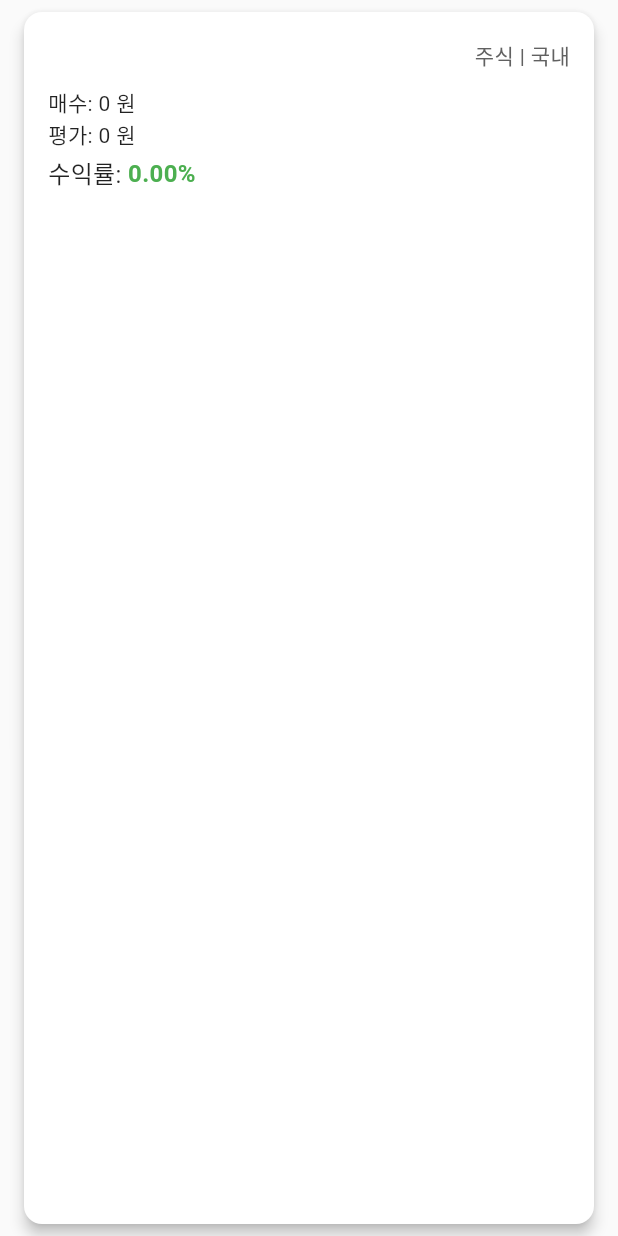
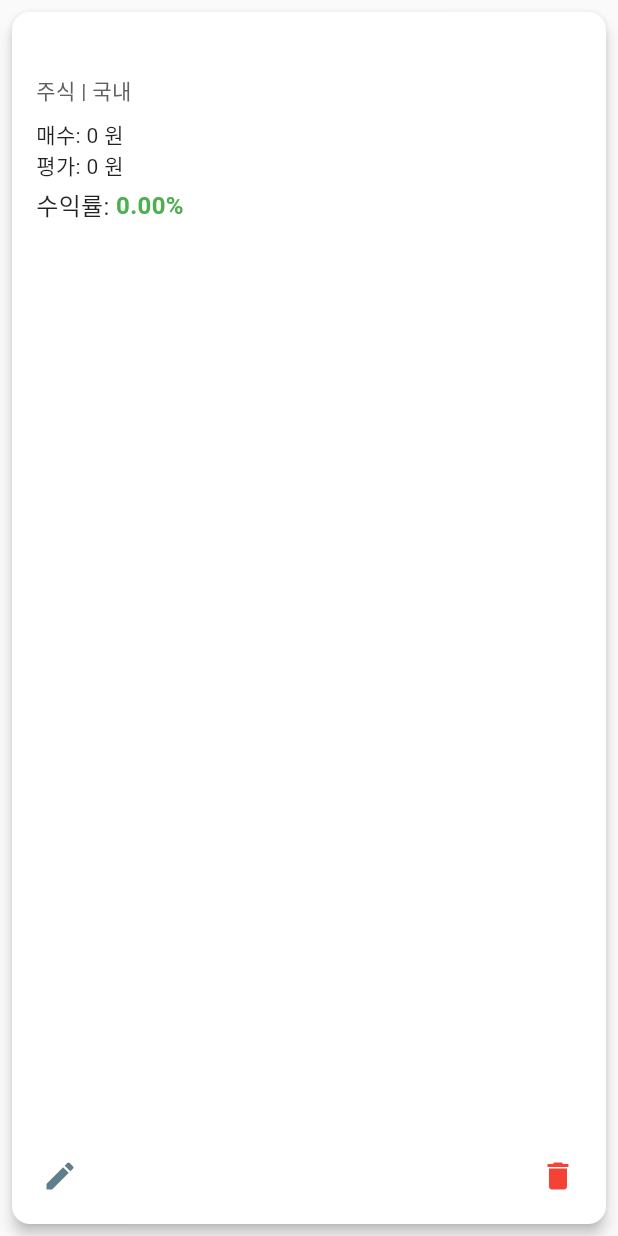
Before and after one commit to wrathofhorde/flutter, a Flutter app: the AssetCard widget shown alone on an empty page, opened directly with empty values, on a phone screen of 412 x 824 dp. Run offline on Flutter 3.47's test engine with Material 3 defaults, Android fonts, the phone set to English and light mode, and no system bars; our stand-ins replace csv, fl_chart, permission_handler, responsive_framework, sqflite, sqflite_common_ffi; missing offline and left inert: sqlite3, window_manager; accounts and stored records are empty.

Commit message:
change asset

```diff
--- a/assets_snapshot/lib/models/asset.dart
+++ b/assets_snapshot/lib/models/asset.dart
@@ -1,29 +1,17 @@
 // lib/models/asset.dart
 
-// 1. 자산(종목)의 투자 지역을 정의하는 enum 추가
-enum AssetLocation {
-  domestic, // 국내
-  overseas, // 해외
-}
+import 'package:assets_snapshot/models/account.dart'; // Account 모델 임포트 (필요하다면)
 
-// 기존 AssetType enum (유지)
-enum AssetType {
-  stock, // 주식
-  crypto, // 가상화폐
-  deposit, // 예금
-  bond, // 채권
-  fund, // 펀드
-  etf, // ETF
-  wrap, // Wrap
-  other, // 기타
-}
+enum AssetType { stock, crypto, deposit, bond, fund, etf, wrap, other }
+
+enum AssetLocation { domestic, overseas }
 
 class Asset {
   int? id;
-  int accountId; // 어느 계좌에 속하는지
+  int accountId; // 주의: Dart 필드명은 camelCase (accountId)
   String name;
   AssetType assetType;
-  AssetLocation assetLocation;
+  AssetLocation assetLocation; // 새 컬럼 추가
   String? memo;
   int? purchasePrice;
   int? currentValue;
@@ -34,20 +22,21 @@ class Asset {
     required this.accountId,
     required this.name,
     required this.assetType,
-    required this.assetLocation,
+    this.assetLocation = AssetLocation.domestic, // 기본값 설정
     this.memo,
     this.purchasePrice,
     this.currentValue,
     this.lastProfitRate,
   });
 
+  // Map으로 변환
   Map<String, dynamic> toMap() {
     return {
       'id': id,
-      'accountId': accountId,
+      'account_id': accountId, // !!! 여기서 'account_id'로 변경 !!!
       'name': name,
-      'assetType': assetType.name,
-      'asset_location': assetLocation.name,
+      'asset_type': assetType.toString().split('.').last,
+      'asset_location': assetLocation.toString().split('.').last, // 새 컬럼
       'memo': memo,
       'purchasePrice': purchasePrice,
       'currentValue': currentValue,
@@ -55,31 +44,60 @@ class Asset {
     };
   }
 
+  // Map에서 Asset 객체 생성
   factory Asset.fromMap(Map<String, dynamic> map) {
     return Asset(
       id: map['id'] as int?,
-      accountId: map['accountId'] as int,
+      accountId: map['account_id'] as int, // !!! 여기서 'account_id'로 변경 !!!
       name: map['name'] as String,
       assetType: AssetType.values.firstWhere(
-        (e) => e.name == map['assetType'],
-        orElse: () => AssetType.other,
+        (e) => e.toString().split('.').last == map['asset_type'],
       ),
-      // !!! fromMap()에 추가: String에서 enum으로 변환. 기본값 'domestic' 처리 !!!
       assetLocation: AssetLocation.values.firstWhere(
-        (e) =>
-            e.name ==
-            map['asset_location'], // 'domestic' 또는 'overseas' 문자열을 enum으로
-        orElse: () => AssetLocation.domestic, // 찾지 못할 경우 기본값 'domestic'
+        (e) => e.toString().split('.').last == map['asset_location'],
+        orElse: () => AssetLocation.domestic, // 기본값 처리
       ),
       memo: map['memo'] as String?,
-      purchasePrice: map['purchasePrice'] as int?,
-      currentValue: map['currentValue'] as int?,
-      lastProfitRate: map['lastProfitRate'] as double?,
+      purchasePrice: map['purchasePrice'] != null
+          ? (map['purchasePrice'] as num).toInt()
+          : null,
+      currentValue: map['currentValue'] != null
+          ? (map['currentValue'] as num).toInt()
+          : null,
+      lastProfitRate: map['lastProfitRate'] != null
+          ? (map['lastProfitRate'] as num).toDouble()
+          : null,
     );
   }
 
+  // toString (디버깅 용이)
   @override
   String toString() {
-    return 'Asset(id: $id, accountId: $accountId, name: $name, assetType: ${assetType.name}, assetLocation: ${assetLocation.name}, memo: $memo, purchasePrice: $purchasePrice, currentValue: $currentValue, lastProfitRate: $lastProfitRate)';
+    return 'Asset(id: $id, accountId: $accountId, name: $name, assetType: $assetType, assetLocation: $assetLocation, memo: $memo, purchasePrice: $purchasePrice, currentValue: $currentValue, lastProfitRate: $lastProfitRate)';
+  }
+
+  // 데이터 업데이트를 위한 copyWith 메서드
+  Asset copyWith({
+    int? id,
+    int? accountId,
+    String? name,
+    AssetType? assetType,
+    AssetLocation? assetLocation,
+    String? memo,
+    int? purchasePrice,
+    int? currentValue,
+    double? lastProfitRate,
+  }) {
+    return Asset(
+      id: id ?? this.id,
+      accountId: accountId ?? this.accountId,
+      name: name ?? this.name,
+      assetType: assetType ?? this.assetType,
+      assetLocation: assetLocation ?? this.assetLocation,
+      memo: memo ?? this.memo,
+      purchasePrice: purchasePrice ?? this.purchasePrice,
+      currentValue: currentValue ?? this.currentValue,
+      lastProfitRate: lastProfitRate ?? this.lastProfitRate,
+    );
   }
 }
--- a/assets_snapshot/lib/widgets/asset_card.dart
+++ b/assets_snapshot/lib/widgets/asset_card.dart
@@ -52,7 +52,7 @@ class AssetCard extends StatelessWidget {
   @override
   Widget build(BuildContext context) {
     return Card(
-      margin: const EdgeInsets.symmetric(vertical: 8.0, horizontal: 16.0),
+      margin: const EdgeInsets.symmetric(vertical: 8.0, horizontal: 8.0),
       elevation: 4,
       shape: RoundedRectangleBorder(borderRadius: BorderRadius.circular(12)),
       child: InkWell(
@@ -67,48 +67,48 @@ class AssetCard extends StatelessWidget {
               ),
             ),
           );
-          // 비동기 작업 (Navigator.push) 후 context 사용 전에 mounted 확인
           if (result == true && context.mounted) {
-            // !!! mounted 체크 추가 !!!
-            // 스냅샷 저장 후 목록 업데이트 (AssetCalculatorScreen에서 pop(true) 시)
             onAssetUpdated();
           }
         },
         onLongPress: () {
-          _showAssetOptions(context); // 길게 누르면 옵션 메뉴 표시
+          _showAssetOptions(context); // 길게 누르면 옵션 메뉴 표시 (기존 기능 유지)
         },
-        child: Padding(
-          padding: const EdgeInsets.all(16.0),
+        child: Stack(
+          // 아이콘을 카드 위에 겹쳐서 배치하기 위해 Stack 사용
+          children: [
+            Padding(
+              padding: const EdgeInsets.all(16),
               child: Column(
                 crossAxisAlignment: CrossAxisAlignment.start,
                 children: [
-              Row(
-                mainAxisAlignment: MainAxisAlignment.spaceBetween,
-                children: [
-                  Expanded(
-                    child: Text(
+                  // 종목명 (단독 한 줄)
+                  Text(
                     asset.name,
                     style: const TextStyle(
-                        fontSize: 18,
+                      fontSize: 16,
                       fontWeight: FontWeight.bold,
                     ),
-                      overflow: TextOverflow.ellipsis,
+                    maxLines: 1, // 한 줄로 제한
+                    overflow: TextOverflow.ellipsis, // 넘치면 ...으로 표시
                   ),
-                  ),
-                  // 자산 유형과 투자 지역 표시
+                  const SizedBox(height: 4), // 종목명과 부가 정보 사이의 간격
+                  // 자산 유형과 투자 지역 (다음 줄)
                   Text(
                     '${_assetTypeToKorean(asset.assetType)} | ${_assetLocationToKorean(asset.assetLocation)}',
                     style: TextStyle(fontSize: 14, color: Colors.grey[700]),
                   ),
-                ],
-              ),
                   const SizedBox(height: 8),
+
                   if (asset.memo != null && asset.memo!.isNotEmpty)
                     Padding(
                       padding: const EdgeInsets.only(bottom: 8.0),
                       child: Text(
                         asset.memo!,
-                    style: const TextStyle(fontSize: 14, color: Colors.grey),
+                        style: const TextStyle(
+                          fontSize: 14,
+                          color: Colors.grey,
+                        ),
                         maxLines: 1,
                         overflow: TextOverflow.ellipsis,
                       ),
@@ -153,11 +153,50 @@ class AssetCard extends StatelessWidget {
                 ],
               ),
             ),
+            // 좌상단 편집 아이콘
+            Positioned(
+              bottom: 8, // 상단에서 여백
+              left: 8, // 왼쪽에서 여백
+              child: IconButton(
+                icon: const Icon(Icons.edit, size: 24, color: Colors.blueGrey),
+                onPressed: () async {
+                  final result = await Navigator.push(
+                    context,
+                    MaterialPageRoute(
+                      builder: (context) => AddAssetScreen(
+                        accountId: asset.accountId,
+                        asset: asset, // 기존 종목 정보를 전달하여 수정 모드 활성화
+                      ),
+                    ),
+                  );
+                  if (result == true && context.mounted) {
+                    onAssetUpdated(); // 수정 후 목록 업데이트
+                  }
+                },
+                // padding: EdgeInsets.zero, // IconButton의 기본 패딩 제거
+                // constraints: const BoxConstraints(), // IconButton의 최소 크기 제한 제거
+              ),
+            ),
+            // 우상단 삭제 아이콘
+            Positioned(
+              bottom: 8, // 상단에서 여백
+              right: 8, // 오른쪽에서 여백
+              child: IconButton(
+                icon: const Icon(Icons.delete, size: 24, color: Colors.red),
+                onPressed: () {
+                  _confirmDelete(context);
+                },
+                // padding: EdgeInsets.zero, // IconButton의 기본 패딩 제거
+                // constraints: const BoxConstraints(), // IconButton의 최소 크기 제한 제거
+              ),
+            ),
+          ],
+        ),
       ),
     );
   }
 
-  // 길게 눌렀을 때 옵션 표시 메서드
+  // 길게 눌렀을 때 옵션 표시 메서드 (기존 유지)
   void _showAssetOptions(BuildContext context) {
     showModalBottomSheet(
       context: context,
@@ -170,7 +209,6 @@ class AssetCard extends StatelessWidget {
                 title: const Text('종목 정보 수정'),
                 onTap: () async {
                   Navigator.pop(bc); // 바텀 시트 닫기
-                  // 비동기 작업 전에 context.mounted를 캡처
                   final bool isMountedBeforePush = context.mounted;
                   final result = await Navigator.push(
                     context,
@@ -181,9 +219,7 @@ class AssetCard extends StatelessWidget {
                       ),
                     ),
                   );
-                  // 비동기 작업 후, 초기 context가 여전히 유효한지 확인
                   if (result == true && isMountedBeforePush) {
-                    // !!! mounted 체크 추가 !!!
                     onAssetUpdated(); // 수정 후 목록 업데이트
                   }
                 },
@@ -223,19 +259,9 @@ class AssetCard extends StatelessWidget {
             TextButton(
               child: const Text('삭제', style: TextStyle(color: Colors.red)),
               onPressed: () async {
-                // 다이얼로그 컨텍스트 닫기 (즉시)
-                Navigator.of(dialogContext).pop();
-
-                // 비동기 작업 전에 위젯의 context가 mounted인지 확인
-                // 이 `mounted`는 `AssetCard`의 `build` 메서드의 `context`를 참조합니다.
-                // Stateless Widget이므로 `context.mounted`를 직접 사용할 수 있습니다.
-                // Stateful Widget에서는 `widget.context.mounted` 또는 `mounted` 사용
-
+                Navigator.of(dialogContext).pop(); // 다이얼로그 닫기
                 await DatabaseHelper().deleteAsset(asset.id!); // DB에서 종목 삭제
-
-                // DB 작업 완료 후, AssetCard 위젯이 여전히 트리에 있는지 확인
                 if (context.mounted) {
-                  // !!! mounted 체크 추가 !!!
                   onAssetDeleted(); // 삭제 후 부모 위젯에 알림 (Assets 목록 갱신)
                   ScaffoldMessenger.of(context).showSnackBar(
                     SnackBar(content: Text('${asset.name} 종목이 삭제되었습니다.')),
```
Also changed, not shown: assets_snapshot/lib/screens/add_asset_screen.dart (+12 -0 lines), assets_snapshot/lib/screens/asset_calculator_screen.dart (+13 -10 lines). Lines whose indentation alone changed are shown as unchanged.
